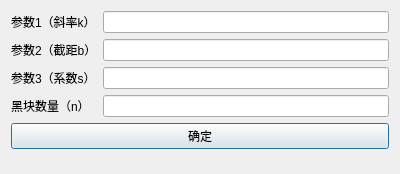
Above: parameterssetting.ui from GTMHS/QtMainWidget before the change. Below: the same form after it.
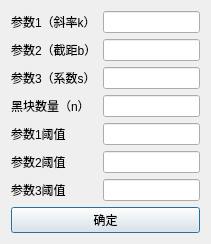
That is the form after the change.

Commit message: 添加了图标，参数设置里添加了变量，没有实现控制

```diff
--- a/parameterssetting.ui
+++ b/parameterssetting.ui
@@ -6,8 +6,8 @@
    <rect>
     <x>0</x>
     <y>0</y>
-    <width>400</width>
-    <height>174</height>
+    <width>211</width>
+    <height>223</height>
    </rect>
   </property>
   <property name="windowTitle">
@@ -54,13 +54,43 @@
    <item row="3" column="1">
     <widget class="QLineEdit" name="lineEdit_4"/>
    </item>
-   <item row="4" column="0" colspan="2">
+   <item row="4" column="0">
+    <widget class="QLabel" name="label_5">
+     <property name="text">
+      <string>参数1阈值</string>
+     </property>
+    </widget>
+   </item>
+   <item row="4" column="1">
+    <widget class="QLineEdit" name="lineEdit_5"/>
+   </item>
+   <item row="7" column="0" colspan="2">
     <widget class="QPushButton" name="pushButton">
      <property name="text">
       <string>确定</string>
      </property>
     </widget>
    </item>
+   <item row="5" column="0">
+    <widget class="QLabel" name="label_6">
+     <property name="text">
+      <string>参数2阈值</string>
+     </property>
+    </widget>
+   </item>
+   <item row="6" column="0">
+    <widget class="QLabel" name="label_7">
+     <property name="text">
+      <string>参数3阈值</string>
+     </property>
+    </widget>
+   </item>
+   <item row="5" column="1">
+    <widget class="QLineEdit" name="lineEdit_6"/>
+   </item>
+   <item row="6" column="1">
+    <widget class="QLineEdit" name="lineEdit_7"/>
+   </item>
   </layout>
  </widget>
  <resources/>
```
Left out of the diff: 2 changed lines with no effect on the pictures. The commit also changes 6 other files.
